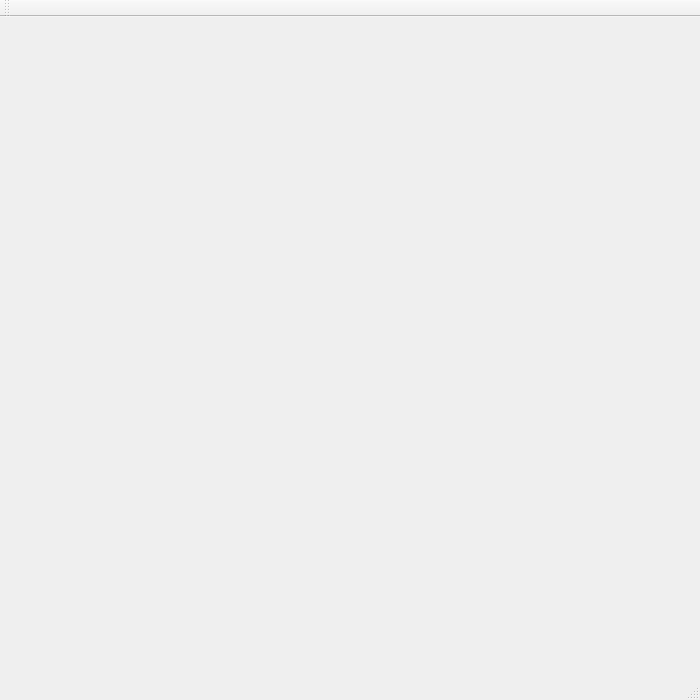
Above: MathleCommand/mainwindow.ui from pdarragh/CS3505_EducationalApp before the change. Below: the same form after it.
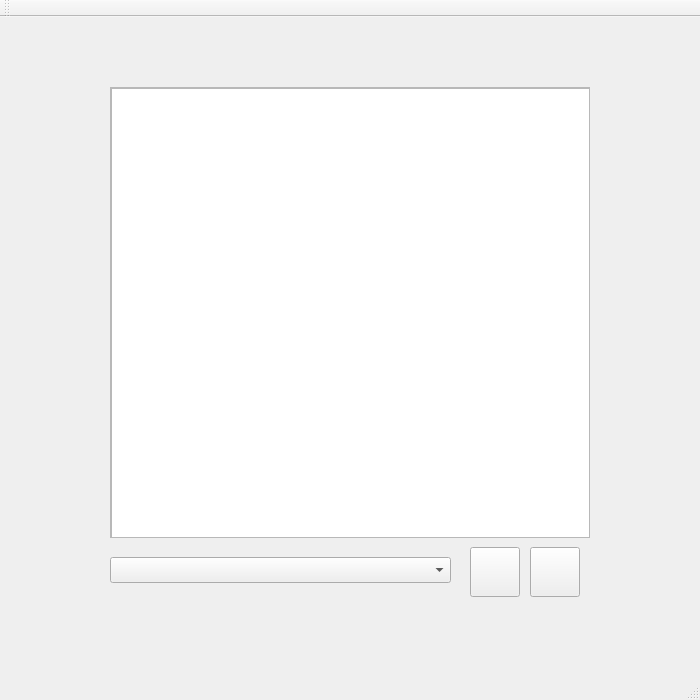
That is the form after the change. Icons and pictures are not drawn. Custom widgets are drawn as their Qt base class.

Diff of the .ui file:
```diff
--- a/MathleCommand/mainwindow.ui
+++ b/MathleCommand/mainwindow.ui
@@ -23,7 +23,138 @@
       <height>700</height>
      </rect>
     </property>
-    <widget class="QWidget" name="page"/>
+    <widget class="QWidget" name="page">
+     <widget class="QScrollArea" name="scrollArea">
+      <property name="geometry">
+       <rect>
+        <x>100</x>
+        <y>90</y>
+        <width>480</width>
+        <height>451</height>
+       </rect>
+      </property>
+      <property name="widgetResizable">
+       <bool>true</bool>
+      </property>
+      <widget class="QWidget" name="scrollAreaWidgetContents">
+       <property name="geometry">
+        <rect>
+         <x>0</x>
+         <y>0</y>
+         <width>478</width>
+         <height>449</height>
+        </rect>
+       </property>
+       <widget class="QTableView" name="table_view">
+        <property name="geometry">
+         <rect>
+          <x>0</x>
+          <y>0</y>
+          <width>480</width>
+          <height>451</height>
+         </rect>
+        </property>
+       </widget>
+      </widget>
+     </widget>
+     <widget class="QLabel" name="name_label">
+      <property name="geometry">
+       <rect>
+        <x>100</x>
+        <y>30</y>
+        <width>481</width>
+        <height>51</height>
+       </rect>
+      </property>
+      <property name="text">
+       <string/>
+      </property>
+      <property name="alignment">
+       <set>Qt::AlignCenter</set>
+      </property>
+     </widget>
+     <widget class="QLabel" name="label">
+      <property name="geometry">
+       <rect>
+        <x>10</x>
+        <y>30</y>
+        <width>71</width>
+        <height>51</height>
+       </rect>
+      </property>
+      <property name="text">
+       <string/>
+      </property>
+      <property name="pixmap">
+       <pixmap resource="resources.qrc">:/new/prefix1/classroom.png</pixmap>
+      </property>
+      <property name="alignment">
+       <set>Qt::AlignCenter</set>
+      </property>
+     </widget>
+     <widget class="QComboBox" name="combo_box">
+      <property name="geometry">
+       <rect>
+        <x>100</x>
+        <y>560</y>
+        <width>341</width>
+        <height>26</height>
+       </rect>
+      </property>
+     </widget>
+     <widget class="QPushButton" name="report_button">
+      <property name="geometry">
+       <rect>
+        <x>460</x>
+        <y>550</y>
+        <width>50</width>
+        <height>50</height>
+       </rect>
+      </property>
+      <property name="accessibleDescription">
+       <string>Generate Report</string>
+      </property>
+      <property name="text">
+       <string/>
+      </property>
+      <property name="icon">
+       <iconset resource="resources.qrc">
+        <normaloff>:/new/prefix1/document.png</normaloff>:/new/prefix1/document.png</iconset>
+      </property>
+      <property name="iconSize">
+       <size>
+        <width>30</width>
+        <height>30</height>
+       </size>
+      </property>
+     </widget>
+     <widget class="QPushButton" name="manage_button">
+      <property name="geometry">
+       <rect>
+        <x>520</x>
+        <y>550</y>
+        <width>50</width>
+        <height>50</height>
+       </rect>
+      </property>
+      <property name="accessibleDescription">
+       <string>Unenroll Student</string>
+      </property>
+      <property name="text">
+       <string/>
+      </property>
+      <property name="icon">
+       <iconset resource="resources.qrc">
+        <normaloff>:/new/prefix1/delete_filled.png</normaloff>:/new/prefix1/delete_filled.png</iconset>
+      </property>
+      <property name="iconSize">
+       <size>
+        <width>30</width>
+        <height>30</height>
+       </size>
+      </property>
+     </widget>
+    </widget>
     <widget class="QWidget" name="page_2">
      <widget class="QPushButton" name="logOutButton">
       <property name="geometry">
```
Left out of the diff: 4 changed lines with no effect on the pictures.
